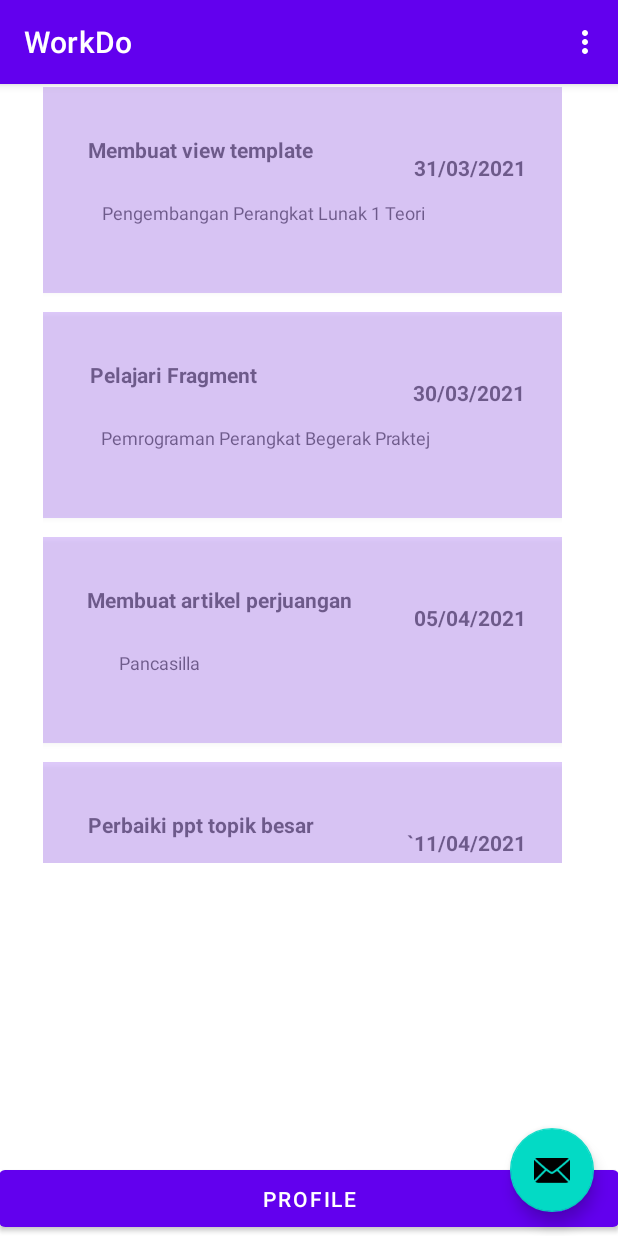
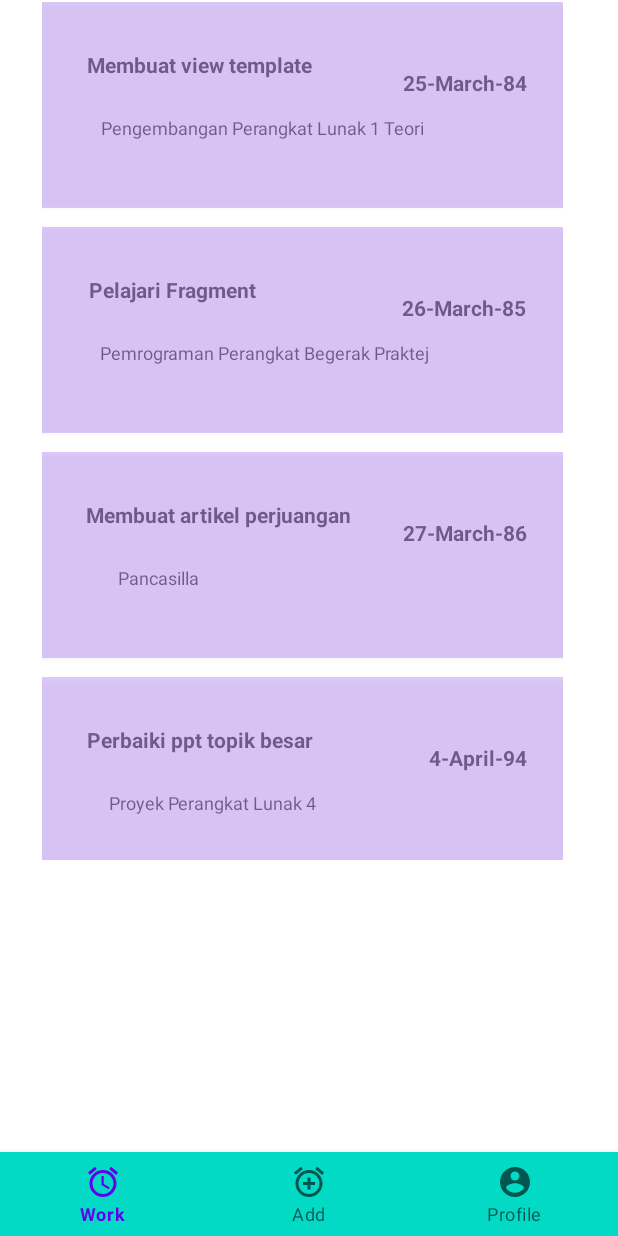
Before and after one commit to tonyBred/1_WorkDoV2, an Android app: the screen it shows after launch (MainActivity), on a phone screen of 412 x 824 dp. Run offline under Robolectric (Android 15) with nearby library versions, the phone set to English and light mode, and no system bars.

```diff
--- a/app/build.gradle
+++ b/app/build.gradle
@@ -37,6 +37,7 @@ dependencies {
     implementation 'androidx.navigation:navigation-ui:2.3.4'
     implementation 'com.mikhaellopez:circularimageview:3.2.0'
     implementation 'de.hdodenhof:circleimageview:3.1.0'
+    implementation 'androidx.legacy:legacy-support-v4:1.0.0'
     testImplementation 'junit:junit:4.+'
     androidTestImplementation 'androidx.test.ext:junit:1.1.2'
     androidTestImplementation 'androidx.test.espresso:espresso-core:3.3.0'
--- /dev/null
+++ b/app/src/main/java/com/example/workdo/Dummy.java
@@ -0,0 +1,30 @@
+package com.example.workdo;
+
+import java.sql.Date;
+import java.text.ParseException;
+import java.text.SimpleDateFormat;
+import java.util.GregorianCalendar;
+import java.util.LinkedList;
+
+public class Dummy {
+
+    private LinkedList<Tugas> listTugas = new LinkedList<Tugas>();
+
+    Dummy() {
+        listTugas = new LinkedList<Tugas>();
+        listTugas.add(new Tugas("Membuat view template", "Pengembangan Perangkat Lunak 1 Teori", new GregorianCalendar(2021, 3-1, 25), "Buat view tabel mahasiswa di template"));
+        listTugas.add(new Tugas("Pelajari Fragment", "Pemrograman Perangkat Begerak Praktej", new GregorianCalendar(2021, 3-1, 26) , "Pelajari pragement dan implementasikan bersama recycler activity"));
+        listTugas.add(new Tugas("Membuat artikel perjuangan", "Pancasilla", new GregorianCalendar(2021, 3-1, 27), "Buat artikel tentang ancaman bangsa"));
+        listTugas.add(new Tugas("Perbaiki ppt topik besar", "Proyek Perangkat Lunak 4", new GregorianCalendar(2021, 4-1, 4), "Perbaiki ppt dengan tambahakn hardware detail"));
+        listTugas.add(new Tugas("Buat Login session pada template", "Pengembangan Perangkat Lunak 1 Praktek", new GregorianCalendar(2021, 4-1, 5), "Tambah SESSION dan masukan username pada template"));
+    }
+
+    public LinkedList<Tugas> getListTugas(){
+        return listTugas;
+    }
+
+    public void setListTugas(LinkedList<Tugas> list){
+        this.listTugas = list;
+    }
+
+}
--- a/app/src/main/java/com/example/workdo/FirstFragment.java
+++ b/app/src/main/java/com/example/workdo/FirstFragment.java
@@ -1,5 +1,6 @@
 package com.example.workdo;
 
+import android.content.Intent;
 import android.os.Bundle;
 import android.view.LayoutInflater;
 import android.view.View;
@@ -12,6 +13,7 @@ import androidx.navigation.fragment.NavHostFragment;
 import androidx.recyclerview.widget.LinearLayoutManager;
 import androidx.recyclerview.widget.RecyclerView;
 
+import java.text.ParseException;
 import java.util.LinkedList;
 import java.util.List;
 
@@ -28,16 +30,9 @@ public class FirstFragment extends Fragment {
         // Inflate the layout for this fragment
         View view = inflater.inflate(R.layout.fragment_first, container, false);
 
-        //Hardcode data
-        LinkedList<Tugas> listTugas = new LinkedList<Tugas>();
-        listTugas.add(new Tugas("Membuat view template", "Pengembangan Perangkat Lunak 1 Teori", "31/03/2021", "Buat view tabel mahasiswa di template"));
-        listTugas.add(new Tugas("Pelajari Fragment", "Pemrograman Perangkat Begerak Praktej", "30/03/2021" , "Pelajari pragement dan implementasikan bersama recycler activity"));
-        listTugas.add(new Tugas("Membuat artikel perjuangan", "Pancasilla", "05/04/2021", "Buat artikel tentang ancaman bangsa"));
-        listTugas.add(new Tugas("Perbaiki ppt topik besar", "Proyek Perangkat Lunak 4", "`11/04/2021", "Perbaiki ppt dengan tambahakn hardware detail"));
-        listTugas.add(new Tugas("Buat Login session pada template", "Pengembangan Perangkat Lunak 1 Praktek", "12/04/2021", "Tambah SESSION dan masukan username pada template"));
-        listTugas.add(new Tugas("Cari/buat 50 data kuantitaif", "Statitiska dan Probabilitas", "12/04/2021", "Data boleh sekunder asal cantumkan referensinya"));
+        Dummy dummy = new Dummy();
+        LinkedList<Tugas> listTugas = dummy.getListTugas();
 
-        // Add the following lines to create RecyclerView
         recyclerView = view.findViewById(R.id.recyclerview);
         recyclerView.setHasFixedSize(true);
         recyclerView.setLayoutManager(new LinearLayoutManager(view.getContext()));
@@ -49,12 +44,5 @@ public class FirstFragment extends Fragment {
     public void onViewCreated(@NonNull View view, Bundle savedInstanceState) {
         super.onViewCreated(view, savedInstanceState);
 
-        view.findViewById(R.id.button_first).setOnClickListener(new View.OnClickListener() {
-            @Override
-            public void onClick(View view) {
-                NavHostFragment.findNavController(FirstFragment.this)
-                        .navigate(R.id.action_FirstFragment_to_SecondFragment);
-            }
-        });
     }
 }
--- a/app/src/main/java/com/example/workdo/MainActivity.java
+++ b/app/src/main/java/com/example/workdo/MainActivity.java
@@ -1,13 +1,18 @@
 package com.example.workdo;
 
+import android.app.FragmentManager;
+import android.app.FragmentTransaction;
 import android.os.Bundle;
 
+import com.google.android.material.bottomnavigation.BottomNavigationView;
 import com.google.android.material.floatingactionbutton.FloatingActionButton;
 import com.google.android.material.snackbar.Snackbar;
 
+import androidx.annotation.NonNull;
 import androidx.appcompat.app.AppCompatActivity;
 import androidx.appcompat.widget.Toolbar;
 
+import android.os.Parcelable;
 import android.view.View;
 
 import android.view.Menu;
@@ -19,17 +24,32 @@ public class MainActivity extends AppCompatActivity {
     protected void onCreate(Bundle savedInstanceState) {
         super.onCreate(savedInstanceState);
         setContentView(R.layout.activity_main);
-        Toolbar toolbar = findViewById(R.id.toolbar);
-        setSupportActionBar(toolbar);
 
-        FloatingActionButton fab = findViewById(R.id.fab);
-        fab.setOnClickListener(new View.OnClickListener() {
+        getSupportFragmentManager().beginTransaction()
+                .add(R.id.container, new FirstFragment()).commit();
+
+        BottomNavigationView bottomNavigation  = findViewById(R.id.bottomNavigation);
+        bottomNavigation.setOnNavigationItemSelectedListener(new BottomNavigationView.OnNavigationItemSelectedListener() {
             @Override
-            public void onClick(View view) {
-                Snackbar.make(view, "Replace with your own action", Snackbar.LENGTH_LONG)
-                        .setAction("Action", null).show();
+            public boolean onNavigationItemSelected(@NonNull MenuItem item) {
+                switch (item.getItemId()) {
+                    case R.id.action_work:
+                        getSupportFragmentManager().beginTransaction()
+                                .replace(R.id.container, new FirstFragment()).commit();
+                        break;
+                    case R.id.action_add:
+                        getSupportFragmentManager().beginTransaction()
+                                .replace(R.id.container, new ThirdFragment()).commit();
+                        break;
+                    case R.id.action_profile:
+                        getSupportFragmentManager().beginTransaction()
+                                .replace(R.id.container, new SecondFragment()).commit();
+                        break;
+                }
+                return true;
             }
         });
+
     }
 
     @Override
--- a/app/src/main/java/com/example/workdo/StringAdapter.java
+++ b/app/src/main/java/com/example/workdo/StringAdapter.java
@@ -11,6 +11,8 @@ import androidx.annotation.NonNull;
 import androidx.recyclerview.widget.RecyclerView;
 
 import java.io.Serializable;
+import java.text.DateFormatSymbols;
+import java.util.Calendar;
 import java.util.LinkedList;
 import java.util.Random;
 
@@ -37,9 +39,12 @@ class StringAdapter extends RecyclerView.Adapter<RecyclerViewHolder> {
 
     @Override
     public void onBindViewHolder(@NonNull RecyclerViewHolder holder, int position) {
+
+        String tgl = list.get(position).getDeadline().get(Calendar.DAY_OF_MONTH)+"-"+new DateFormatSymbols().getMonths()[list.get(position).getDeadline().get(Calendar.MONTH)]+"-"+list.get(position).getDeadline().get(Calendar.DAY_OF_YEAR);
+
         holder.getViewTopik().setText(list.get(position).getTopik());
         holder.getViewMatkul().setText(list.get(position).getMatkul());
-        holder.getViewDeadline().setText(list.get(position).getDeadline());
+        holder.getViewDeadline().setText(tgl);
         holder.getButtonDetail();
         holder.getButtonDetail().setOnClickListener(new View.OnClickListener() {
             @Override
@@ -49,7 +54,7 @@ class StringAdapter extends RecyclerView.Adapter<RecyclerViewHolder> {
 
                 bundle.putString("Judul", list.get(position).getTopik());
                 bundle.putString("Matkul", list.get(position).getMatkul());
-                bundle.putString("Deadline", list.get(position).getDeadline());
+                bundle.putString("Deadline", tgl);
                 bundle.putString("Desc", list.get(position).getDesc());
 
                 intent.putExtras(bundle);
--- a/app/src/main/java/com/example/workdo/Tugas.java
+++ b/app/src/main/java/com/example/workdo/Tugas.java
@@ -1,12 +1,15 @@
 package com.example.workdo;
+
+import java.util.Calendar;
+import java.util.Date;
 
 public class Tugas {
     private String topik;
     private String matkul;
-    private String deadline;
+    private Calendar deadline;
     private String desc;
 
-    public Tugas(String topik, String matkul, String deadline, String desc){
+    public Tugas(String topik, String matkul, Calendar deadline, String desc){
         this.topik = topik;
         this.matkul = matkul;
         this.deadline = deadline;
@@ -21,7 +24,7 @@ public class Tugas {
         return matkul;
     }
 
-    public String getDeadline(){
+    public Calendar getDeadline(){
         return deadline;
     }
 
--- /dev/null
+++ b/app/src/main/res/drawable/ic_add.xml
@@ -0,0 +1,10 @@
+<vector xmlns:android="http://schemas.android.com/apk/res/android"
+    android:width="24dp"
+    android:height="24dp"
+    android:viewportWidth="24"
+    android:viewportHeight="24"
+    android:tint="?attr/colorControlNormal">
+  <path
+      android:fillColor="@android:color/white"
+      android:pathData="M7.88,3.39L6.6,1.86 2,5.71l1.29,1.53 4.59,-3.85zM22,5.72l-4.6,-3.86 -1.29,1.53 4.6,3.86L22,5.72zM12,4c-4.97,0 -9,4.03 -9,9s4.02,9 9,9c4.97,0 9,-4.03 9,-9s-4.03,-9 -9,-9zM12,20c-3.87,0 -7,-3.13 -7,-7s3.13,-7 7,-7 7,3.13 7,7 -3.13,7 -7,7zM13,9h-2v3L8,12v2h3v3h2v-3h3v-2h-3L13,9z"/>
+</vector>
--- /dev/null
+++ b/app/src/main/res/drawable/ic_profile.xml
@@ -0,0 +1,10 @@
+<vector xmlns:android="http://schemas.android.com/apk/res/android"
+    android:width="24dp"
+    android:height="24dp"
+    android:viewportWidth="24"
+    android:viewportHeight="24"
+    android:tint="?attr/colorControlNormal">
+  <path
+      android:fillColor="@android:color/white"
+      android:pathData="M12,2C6.48,2 2,6.48 2,12s4.48,10 10,10 10,-4.48 10,-10S17.52,2 12,2zM12,5c1.66,0 3,1.34 3,3s-1.34,3 -3,3 -3,-1.34 -3,-3 1.34,-3 3,-3zM12,19.2c-2.5,0 -4.71,-1.28 -6,-3.22 0.03,-1.99 4,-3.08 6,-3.08 1.99,0 5.97,1.09 6,3.08 -1.29,1.94 -3.5,3.22 -6,3.22z"/>
+</vector>
--- /dev/null
+++ b/app/src/main/res/drawable/ic_work.xml
@@ -0,0 +1,10 @@
+<vector xmlns:android="http://schemas.android.com/apk/res/android"
+    android:width="24dp"
+    android:height="24dp"
+    android:viewportWidth="24"
+    android:viewportHeight="24"
+    android:tint="?attr/colorControlNormal">
+  <path
+      android:fillColor="@android:color/white"
+      android:pathData="M22,5.72l-4.6,-3.86 -1.29,1.53 4.6,3.86L22,5.72zM7.88,3.39L6.6,1.86 2,5.71l1.29,1.53 4.59,-3.85zM12.5,8L11,8v6l4.75,2.85 0.75,-1.23 -4,-2.37L12.5,8zM12,4c-4.97,0 -9,4.03 -9,9s4.02,9 9,9c4.97,0 9,-4.03 9,-9s-4.03,-9 -9,-9zM12,20c-3.87,0 -7,-3.13 -7,-7s3.13,-7 7,-7 7,3.13 7,7 -3.13,7 -7,7z"/>
+</vector>
--- a/app/src/main/res/layout/activity_main.xml
+++ b/app/src/main/res/layout/activity_main.xml
@@ -6,28 +6,20 @@
     android:layout_height="match_parent"
     tools:context=".MainActivity">
 
-    <com.google.android.material.appbar.AppBarLayout
+    <FrameLayout
+        android:id="@+id/container"
+        android:layout_width="match_parent"
+        android:layout_height="673dp"
+        app:layout_behavior="@string/appbar_scrolling_view_behavior"
+        app:layout_constraintBottom_toBottomOf="@id/bottomNavigation" />
+
+    <com.google.android.material.bottomnavigation.BottomNavigationView
+        android:id="@+id/bottomNavigation"
         android:layout_width="match_parent"
         android:layout_height="wrap_content"
-        android:theme="@style/Theme.WorkDo.AppBarOverlay">
+        android:layout_gravity="bottom"
+        android:background="@color/teal_200"
+        app:menu="@menu/navigation" />
 
-        <androidx.appcompat.widget.Toolbar
-            android:id="@+id/toolbar"
-            android:layout_width="match_parent"
-            android:layout_height="?attr/actionBarSize"
-            android:background="?attr/colorPrimary"
-            app:popupTheme="@style/Theme.WorkDo.PopupOverlay" />
-
-    </com.google.android.material.appbar.AppBarLayout>
-
-    <include layout="@layout/content_main" />
-
-    <com.google.android.material.floatingactionbutton.FloatingActionButton
-        android:id="@+id/fab"
-        android:layout_width="wrap_content"
-        android:layout_height="wrap_content"
-        android:layout_gravity="bottom|end"
-        android:layout_margin="@dimen/fab_margin"
-        app:srcCompat="@android:drawable/ic_dialog_email" />
 
 </androidx.coordinatorlayout.widget.CoordinatorLayout>
--- a/app/src/main/res/layout/fragment_first.xml
+++ b/app/src/main/res/layout/fragment_first.xml
@@ -6,29 +6,16 @@
     android:layout_height="match_parent"
     tools:context=".FirstFragment">
 
-    <Button
-        android:id="@+id/button_first"
-        android:layout_width="413dp"
-        android:layout_height="50dp"
-        android:text="Profile"
-        app:layout_constraintBottom_toBottomOf="parent"
-        app:layout_constraintEnd_toEndOf="parent"
-        app:layout_constraintHorizontal_bias="1.0"
-        app:layout_constraintStart_toStartOf="parent" />
-
     <androidx.recyclerview.widget.RecyclerView
         android:id="@+id/recyclerview"
-        android:layout_width="346dp"
-        android:layout_height="517dp"
+        android:layout_width="347dp"
+        android:layout_height="572dp"
         android:layout_marginStart="1dp"
         android:layout_marginTop="1dp"
         android:layout_marginEnd="1dp"
-        android:layout_marginBottom="129dp"
         android:visibility="visible"
-        app:layout_constraintBottom_toTopOf="@+id/button_first"
         app:layout_constraintEnd_toEndOf="parent"
         app:layout_constraintHorizontal_bias="0.428"
         app:layout_constraintStart_toStartOf="parent"
-        app:layout_constraintTop_toTopOf="parent"
-        app:layout_constraintVertical_bias="0.007" />
+        app:layout_constraintTop_toTopOf="parent" />
 </androidx.constraintlayout.widget.ConstraintLayout>
--- /dev/null
+++ b/app/src/main/res/menu/navigation.xml
@@ -0,0 +1,19 @@
+<?xml version="1.0" encoding="utf-8"?>
+<menu xmlns:android="http://schemas.android.com/apk/res/android">
+
+    <item
+        android:id="@+id/action_work"
+        android:icon="@drawable/ic_work"
+        android:title="Work"/>
+
+    <item
+        android:id="@+id/action_add"
+        android:icon="@drawable/ic_add"
+        android:title="Add"/>
+
+    <item
+        android:id="@+id/action_profile"
+        android:icon="@drawable/ic_profile"
+        android:title="Profile"/>
+
+</menu>
--- a/app/src/main/res/values/strings.xml
+++ b/app/src/main/res/values/strings.xml
@@ -9,4 +9,6 @@
 
     <string name="hello_first_fragment">Hello first fragment</string>
     <string name="hello_second_fragment">Hello second fragment. Arg: %1$s</string>
+    <!-- TODO: Remove or change this placeholder text -->
+    <string name="hello_blank_fragment">Hello blank fragment</string>
 </resources>
```
Also changed, not shown: app/src/main/java/com/example/workdo/DisplayDetailActivity.java (+0 -8 lines), app/src/main/java/com/example/workdo/SecondFragment.java (+0 -7 lines), app/src/main/java/com/example/workdo/ThirdFragment.java (added, +72 -0 lines), app/src/main/res/layout/activity_display_detail.xml (+0 -14 lines), app/src/main/res/layout/fragment_second.xml (+59 -73 lines), app/src/main/res/layout/fragment_third.xml (added, +138 -0 lines).
